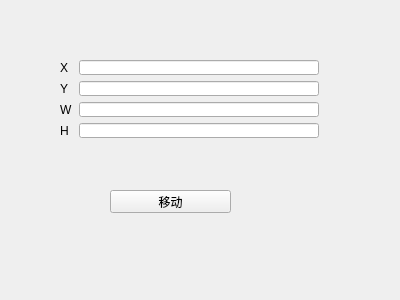
Old version of the form ScreenClient/ScreenClient/WidgetPlay.ui in the repository Music802/hwscreenbadapp.
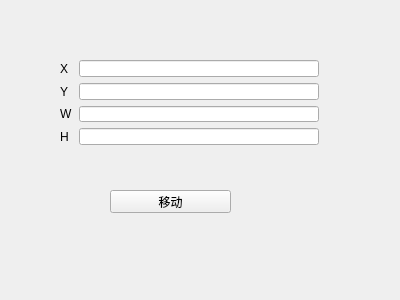
New version of the form.

Patch:
```diff
--- a/ScreenClient/ScreenClient/WidgetPlay.ui
+++ b/ScreenClient/ScreenClient/WidgetPlay.ui
@@ -19,7 +19,7 @@
      <x>49</x>
      <y>49</y>
      <width>281</width>
-     <height>100</height>
+     <height>107</height>
     </rect>
    </property>
    <layout class="QFormLayout" name="formLayout">
@@ -51,11 +51,11 @@
      </widget>
     </item>
     <item row="2" column="1">
-     <widget class="QLineEdit" name="lineHeight"/>
-    </item>
-    <item row="3" column="1">
      <widget class="QLineEdit" name="lineWidth"/>
     </item>
+    <item row="3" column="1">
+     <widget class="QLineEdit" name="lineHeight"/>
+    </item>
     <item row="3" column="0">
      <widget class="QLabel" name="label_4">
       <property name="text">
```
